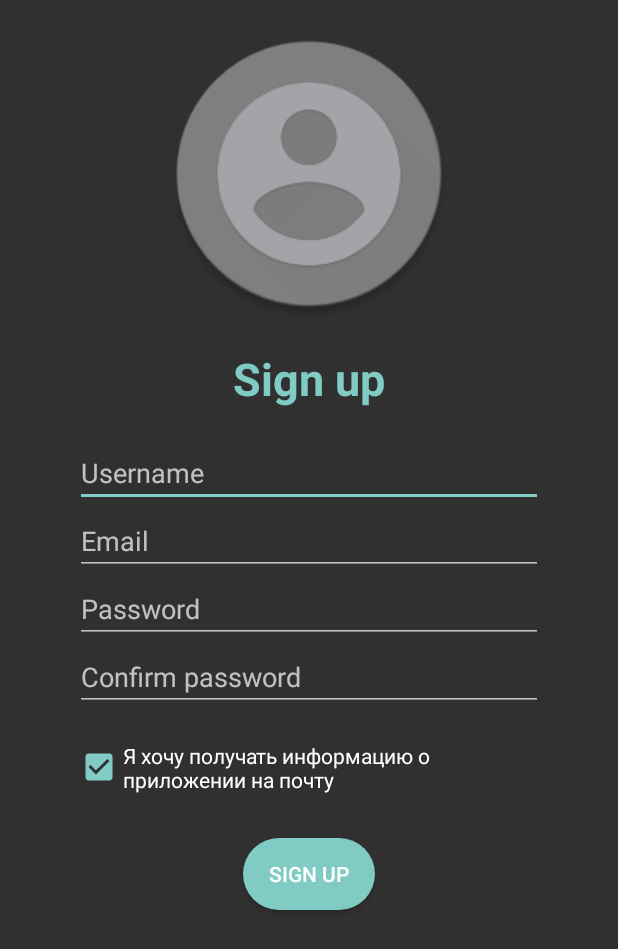
After one commit to deVDem/Reminder, an Android app: the RegisterActivity screen opened directly, with no data from a screen before it, on a phone screen of 412 x 824 dp. The commit adds this screen. Shown: the top 949 px of the screen. Run offline under Robolectric (Android 15) with nearby library versions, the phone set to English and light mode, and no system bars.

Commit message:
Делаем по-тихоньку систему аккаунтов..

```diff
--- a/app/src/main/java/devdem/time/FirstTimeActivity.java
+++ b/app/src/main/java/devdem/time/FirstTimeActivity.java
@@ -14,11 +14,12 @@ import android.view.animation.Animation;
 import android.view.animation.AnimationUtils;
 import android.widget.ImageView;
 import android.widget.ProgressBar;
-import java.util.Random;
 import android.widget.TextView;
 import android.widget.Toast;
+
 import java.io.OutputStream;
 import java.io.OutputStreamWriter;
+import java.util.Random;
 
 import static devdem.time.MainActivity.APP_PREFERENCES_AD;
 
@@ -109,6 +110,7 @@ public class FirstTimeActivity extends AppCompatActivity {
                                                 saveFile(FILENAME);
                                                 Intent intent = new Intent(FirstTimeActivity.this, MainActivity.class);
                                                 startActivity(intent);
+                                                overridePendingTransition(R.anim.anim_activity_out, R.anim.anim_activity_in);
                                                 finish();
                                             }
                                         }.start();
--- a/app/src/main/java/devdem/time/NoteActivity.java
+++ b/app/src/main/java/devdem/time/NoteActivity.java
@@ -9,7 +9,6 @@ import android.content.res.Resources;
 import android.graphics.Typeface;
 import android.os.Bundle;
 import android.preference.PreferenceManager;
-import android.support.v7.app.ActionBar;
 import android.support.v7.app.AppCompatActivity;
 import android.support.v7.widget.Toolbar;
 import android.view.LayoutInflater;
@@ -43,6 +42,7 @@ public class NoteActivity extends AppCompatActivity {
         super.onBackPressed();
         Intent intent = new Intent(this, MainActivity.class);
         startActivity(intent);
+        overridePendingTransition(R.anim.anim_activity_out, R.anim.anim_activity_in);
         finish();
     }
 
@@ -81,6 +81,7 @@ public class NoteActivity extends AppCompatActivity {
             case R.id.action_settings:
                 Intent intent = new Intent();
                 intent.setClass(this, NoteSetting.class);
+                overridePendingTransition(R.anim.anim_activity_out, R.anim.anim_activity_in);
                 startActivity(intent);
                 return true;
             case R.id.action_export:
--- /dev/null
+++ b/app/src/main/java/devdem/time/RegisterActivity.java
@@ -0,0 +1,57 @@
+package devdem.time;
+
+import android.content.Context;
+import android.content.SharedPreferences;
+import android.os.Bundle;
+import android.support.v7.app.AppCompatActivity;
+import android.view.animation.Animation;
+import android.view.animation.AnimationUtils;
+import android.widget.Button;
+import android.widget.CheckBox;
+import android.widget.EditText;
+
+import static devdem.time.MainActivity.APP_PREFERENCES;
+import static devdem.time.MainActivity.APP_PREFERENCES_STYLE;
+
+public class RegisterActivity extends AppCompatActivity {
+    private static final String APP_PREFERENCES_PERFORMANCE = "graphics";
+
+    @Override
+    protected void onCreate(Bundle savedInstanceState) {
+        SharedPreferences mNames;
+        mNames = getSharedPreferences(APP_PREFERENCES, Context.MODE_PRIVATE);
+        if (mNames.getInt(APP_PREFERENCES_STYLE, 1)==1) {
+            setTheme(R.style.AppTheme);
+        } else if (mNames.getInt(APP_PREFERENCES_STYLE, 1)==2) {
+            setTheme(R.style.AppThemeLight);
+        } else if (mNames.getInt(APP_PREFERENCES_STYLE, 1)==3) {
+            setTheme(R.style.AppThemeLightOrange);
+        } else if (mNames.getInt(APP_PREFERENCES_STYLE, 1)==4) {
+            setTheme(R.style.AppThemeLightGreen);
+        } else if (mNames.getInt(APP_PREFERENCES_STYLE, 1)==5) {
+            setTheme(R.style.AppThemeLightBlue);
+        } else if (mNames.getInt(APP_PREFERENCES_STYLE, 1)==6) {
+            setTheme(R.style.AppThemeLightPink);
+        } else if (mNames.getInt(APP_PREFERENCES_STYLE, 1)==7) {
+            setTheme(R.style.AppThemeDarkGreen);
+        }
+        super.onCreate(savedInstanceState);
+        setContentView(R.layout.activity_register);
+        EditText etPs = findViewById(R.id.etPassword);
+        EditText etCps = findViewById(R.id.etConfimPass);
+        CheckBox spam = findViewById(R.id.chbEmail);
+        Button loginbtn = findViewById(R.id.button4);
+
+        if (mNames.getBoolean(APP_PREFERENCES_PERFORMANCE, false)) {
+            Animation anim = AnimationUtils.loadAnimation(this, R.anim.anim_loginreg);
+            etPs.setAnimation(anim);
+            etPs.animate();
+            loginbtn.setAnimation(anim);
+            loginbtn.animate();
+            etCps.setAnimation(anim);
+            etCps.animate();
+            spam.setAnimation(anim);
+            spam.animate();
+        }
+    }
+}
--- a/app/src/main/java/devdem/time/SplashActivity.java
+++ b/app/src/main/java/devdem/time/SplashActivity.java
@@ -17,11 +17,13 @@ public class SplashActivity extends AppCompatActivity {
         if (!mNames.getBoolean(APP_PREFERENCES_FIRSTTIME, true)) {
             Intent intent = new Intent(this, MainActivity.class); // обозначения активностей
             startActivity(intent); // запустить активность
+            overridePendingTransition(R.anim.anim_activity_out, R.anim.anim_activity_in);
             finish(); // закрыть активность
         }
         else {
             Intent intent = new Intent(this, FirstTimeActivity.class); // обозначения активностей
             startActivity(intent);// запустить активность
+            overridePendingTransition(R.anim.anim_activity_out, R.anim.anim_activity_in);
             finish(); // закрыть активность
         }
     }
--- a/app/src/main/java/devdem/time/ThemeSetting.java
+++ b/app/src/main/java/devdem/time/ThemeSetting.java
@@ -48,6 +48,7 @@ public class ThemeSetting extends AppCompatActivity implements AdapterView.OnIte
         }
         Intent intent = new Intent(this, SplashActivity.class);
         startActivity(intent);
+        overridePendingTransition(R.anim.anim_activity_out, R.anim.anim_activity_in);
         finish();
     }
 
--- /dev/null
+++ b/app/src/main/res/anim/anim_loginreg.xml
@@ -0,0 +1,17 @@
+<?xml version="1.0" encoding="utf-8"?>
+<set xmlns:android="http://schemas.android.com/apk/res/android"
+    android:duration="300"
+    android:fillAfter="true"
+    android:interpolator="@android:anim/decelerate_interpolator"
+    android:shareInterpolator="false" >
+
+
+    <translate
+        android:fromYDelta="40%p"
+        android:toYDelta="0%p" />
+
+    <alpha
+        android:fromAlpha="0"
+        android:toAlpha="1.0" />
+
+</set>
--- /dev/null
+++ b/app/src/main/res/drawable/loginbutton.xml
@@ -0,0 +1,6 @@
+<?xml version="1.0" encoding="utf-8"?>
+<shape xmlns:android="http://schemas.android.com/apk/res/android">
+    <solid android:color="?attr/colorAccent"/>
+    <corners android:radius="25dp"/>
+
+</shape>
--- /dev/null
+++ b/app/src/main/res/layout/activity_register.xml
@@ -0,0 +1,102 @@
+<?xml version="1.0" encoding="utf-8"?>
+<RelativeLayout xmlns:android="http://schemas.android.com/apk/res/android"
+    xmlns:app="http://schemas.android.com/apk/res-auto"
+    android:layout_width="match_parent"
+    android:layout_height="match_parent"
+    android:fitsSystemWindows="true">
+
+    <ImageView
+        android:id="@+id/imageView"
+        android:layout_width="wrap_content"
+        android:layout_height="wrap_content"
+        android:layout_alignParentTop="true"
+        android:layout_centerHorizontal="true"
+        android:layout_marginTop="20dp"
+        app:srcCompat="@drawable/image_about" />
+
+    <EditText
+        android:id="@+id/etUsername"
+        android:layout_width="match_parent"
+        android:layout_height="wrap_content"
+        android:layout_below="@+id/textView17"
+        android:layout_centerHorizontal="true"
+        android:layout_marginLeft="100dp"
+        android:layout_marginStart="100dp"
+        android:layout_marginTop="20dp"
+        android:ems="10"
+        android:hint="Username"
+        android:inputType="textPersonName" />
+
+    <EditText
+        android:id="@+id/etEmail"
+        android:layout_width="match_parent"
+        android:layout_height="wrap_content"
+        android:layout_below="@+id/etUsername"
+        android:layout_centerHorizontal="true"
+        android:layout_marginLeft="100dp"
+        android:layout_marginStart="100dp"
+        android:ems="10"
+        android:hint="Email"
+        android:inputType="textEmailAddress" />
+
+    <EditText
+        android:id="@+id/etPassword"
+        android:layout_width="match_parent"
+        android:layout_height="wrap_content"
+        android:layout_below="@+id/etEmail"
+        android:layout_centerHorizontal="true"
+        android:layout_marginStart="100dp"
+        android:ems="10"
+        android:hint="Password"
+        android:inputType="textPassword"
+        android:layout_marginLeft="100dp" />
+
+    <EditText
+        android:id="@+id/etConfimPass"
+        android:layout_width="match_parent"
+        android:layout_height="wrap_content"
+        android:layout_below="@+id/etPassword"
+        android:layout_centerHorizontal="true"
+        android:layout_marginLeft="100dp"
+        android:layout_marginStart="100dp"
+        android:ems="10"
+        android:hint="Confirm password"
+        android:inputType="textPassword" />
+
+    <CheckBox
+        android:id="@+id/chbEmail"
+        android:layout_width="match_parent"
+        android:layout_height="wrap_content"
+        android:layout_below="@+id/etConfimPass"
+        android:layout_centerHorizontal="true"
+        android:layout_marginLeft="100dp"
+        android:layout_marginTop="20dp"
+        android:checked="true"
+        android:gravity="fill_horizontal|center"
+        android:text="Я хочу получать информацию о приложении на почту" />
+
+    <Button
+        android:id="@+id/button4"
+        android:layout_width="wrap_content"
+        android:layout_height="wrap_content"
+        android:layout_below="@+id/chbEmail"
+        android:layout_centerHorizontal="true"
+        android:layout_marginTop="29dp"
+        android:background="@drawable/loginbutton"
+        android:text="Sign up"
+        android:textColor="#fff" />
+
+    <TextView
+        android:id="@+id/textView17"
+        android:layout_width="wrap_content"
+        android:layout_height="wrap_content"
+        android:layout_below="@+id/imageView"
+        android:layout_centerHorizontal="true"
+        android:layout_marginTop="20dp"
+        android:gravity="center"
+        android:text="Sign up"
+        android:textColor="?attr/colorAccent"
+        android:textSize="30dp"
+        android:textStyle="bold" />
+
+</RelativeLayout>
```
Also changed, not shown: app/src/main/java/devdem/time/LoginActivity.java (added, +95 -0 lines), app/src/main/res/anim/anim_activity_in.xml (added, +9 -0 lines), app/src/main/res/anim/anim_activity_out.xml (added, +9 -0 lines), app/src/main/res/layout/activity_login.xml (added, +73 -0 lines).
